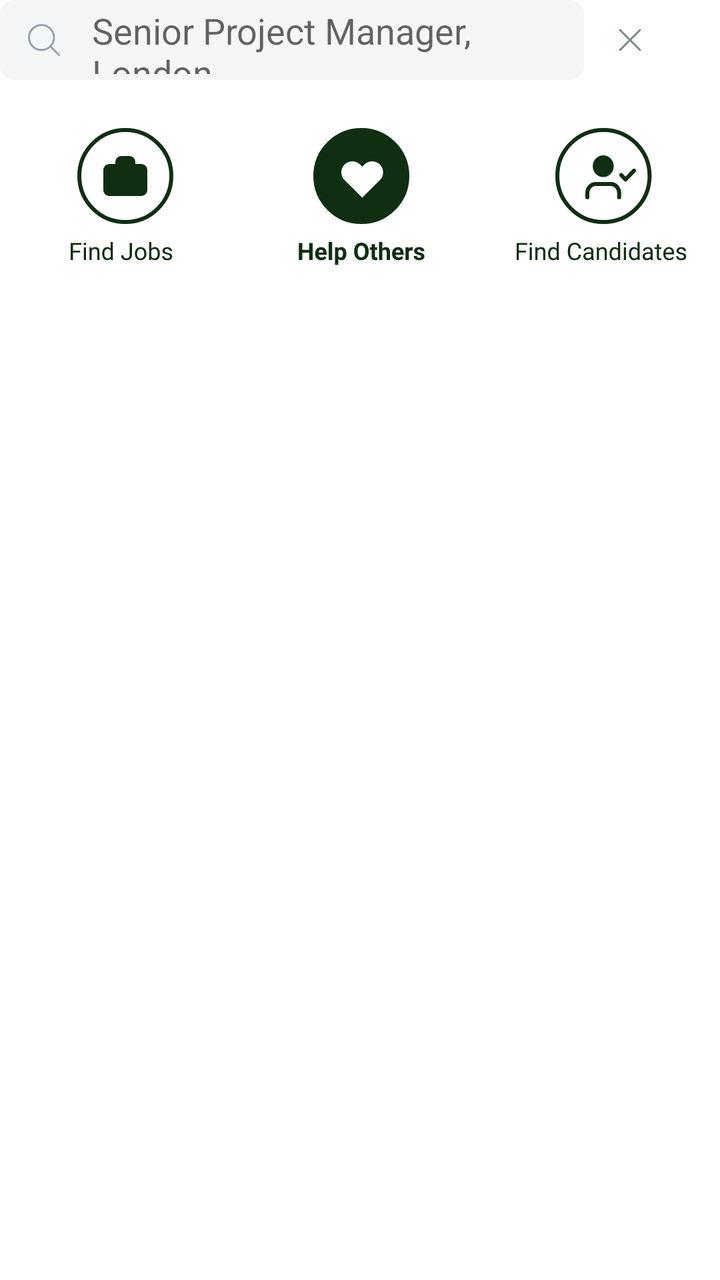
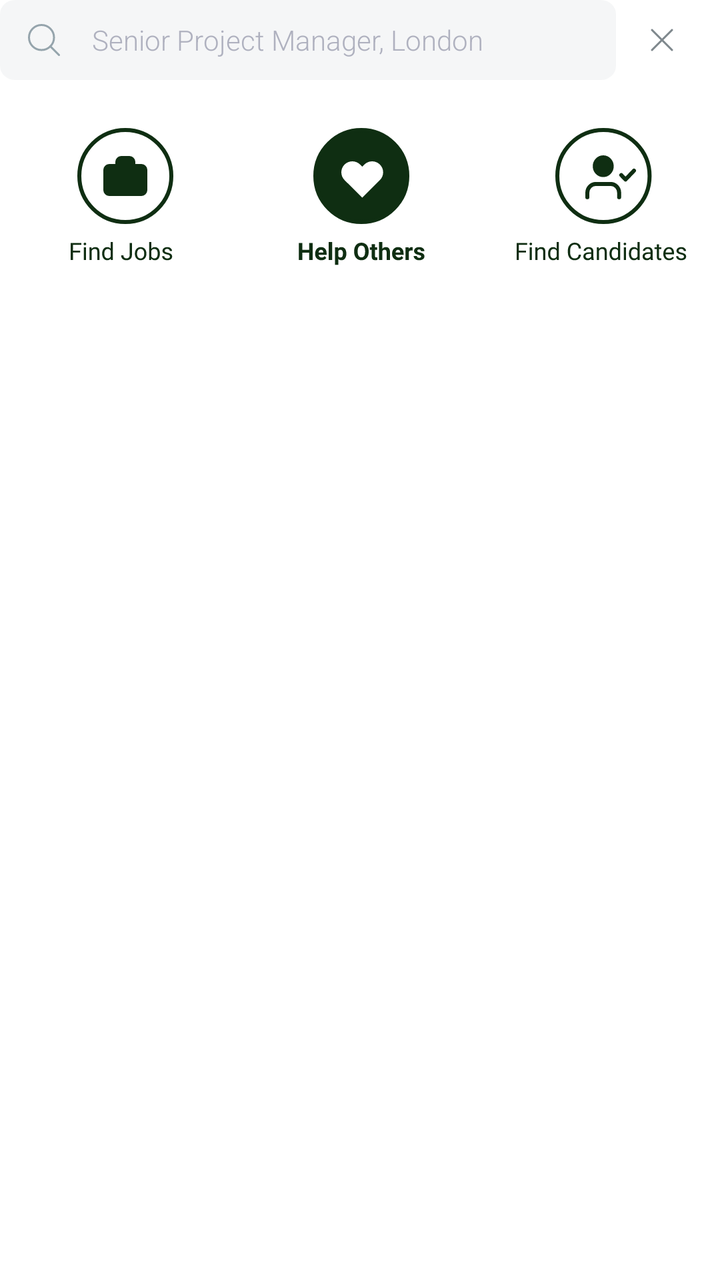

Two renders of the same Android screen: before a commit and after it. Below are the layout's source before the change and the commit's diff.
<!-- AndroidManifest.xml: application theme Theme.CrowthCodeTest -->
<!-- res/layout/search_and_options.xml -->
<?xml version="1.0" encoding="utf-8"?>
<LinearLayout xmlns:android="http://schemas.android.com/apk/res/android"
    android:layout_width="match_parent"
    android:layout_height="wrap_content"
    android:layout_marginTop="12dp"
    android:orientation="vertical">

    <RelativeLayout
        android:layout_width="match_parent"
        android:layout_height="wrap_content"
        android:orientation="horizontal">

        <LinearLayout
            android:layout_width="match_parent"
            android:layout_height="wrap_content"
            android:layout_toStartOf="@id/imgclose"
            android:background="@drawable/ic_rectangle"
            android:orientation="horizontal">

            <ImageView
                android:layout_width="wrap_content"
                android:layout_height="wrap_content"
                android:layout_gravity="center_vertical"
                android:layout_marginStart="12dp"
                android:src="@drawable/ic_search" />

            <androidx.appcompat.widget.AppCompatEditText
                android:layout_width="match_parent"
                android:layout_height="match_parent"
                android:layout_marginStart="12dp"
                android:layout_marginTop="1dp"
                android:layout_marginBottom="1dp"
                android:background="@null"
                android:hint="@string/senior_project_manager_london"
                android:padding="2dp" />
        </LinearLayout>

        <ImageView
            android:id="@+id/imgclose"
            android:layout_width="wrap_content"
            android:layout_height="wrap_content"
            android:layout_alignParentEnd="true"
            android:layout_centerVertical="true"
            android:layout_marginStart="13dp"
            android:layout_marginEnd="35dp"
            android:src="@drawable/ic_close" />

    </RelativeLayout>

    <LinearLayout
        android:layout_width="match_parent"
        android:layout_height="wrap_content"
        android:orientation="horizontal"
        android:layout_marginTop="24dp"
        android:weightSum="3">

        <ImageView
            android:layout_width="0dp"
            android:layout_height="wrap_content"
            android:layout_weight="1"
            android:src="@drawable/ic_find_jobs" />

        <ImageView
            android:layout_width="0dp"
            android:layout_height="wrap_content"
            android:layout_weight="1"
            android:src="@drawable/ic_help_others" />

        <ImageView
            android:layout_width="0dp"
            android:layout_height="wrap_content"
            android:layout_weight="1"
            android:src="@drawable/ic_find_candidates" />
    </LinearLayout>

</LinearLayout>
<!-- resources referenced by this layout -->
<resources>
  <!-- drawable ic_close (drawable) -->
  <vector xmlns:android="http://schemas.android.com/apk/res/android"
      android:width="20dp"
      android:height="20dp"
      android:viewportWidth="20"
      android:viewportHeight="20">
    <path
        android:strokeWidth="1"
        android:pathData="M15,5L5,15"
        android:strokeLineJoin="round"
        android:fillColor="#00000000"
        android:strokeColor="#7F888D"
        android:strokeLineCap="round"/>
    <path
        android:strokeWidth="1"
        android:pathData="M5,5L15,15"
        android:strokeLineJoin="round"
        android:fillColor="#00000000"
        android:strokeColor="#7F888D"
        android:strokeLineCap="round"/>
  </vector>
  <!-- drawable ic_find_candidates: vector/xml drawable (drawable, 10711 chars, omitted) -->
  <!-- drawable ic_find_jobs: vector/xml drawable (drawable, 6100 chars, omitted) -->
  <!-- drawable ic_help_others: vector/xml drawable (drawable, 6481 chars, omitted) -->
  <!-- drawable ic_rectangle (drawable) -->
  <vector xmlns:android="http://schemas.android.com/apk/res/android"
      android:width="285dp"
      android:height="40dp"
      android:viewportWidth="285"
      android:viewportHeight="40">
    <path
        android:pathData="M7,0L278,0A7,7 0,0 1,285 7L285,33A7,7 0,0 1,278 40L7,40A7,7 0,0 1,0 33L0,7A7,7 0,0 1,7 0z"
        android:fillColor="#95A4AC"
        android:fillAlpha="0.1"/>
  </vector>
  <!-- drawable ic_search (drawable) -->
  <vector xmlns:android="http://schemas.android.com/apk/res/android"
      android:width="20dp"
      android:height="20dp"
      android:viewportWidth="20"
      android:viewportHeight="20">
    <path
        android:strokeWidth="1"
        android:pathData="M8.75,15C12.2018,15 15,12.2018 15,8.75C15,5.2982 12.2018,2.5 8.75,2.5C5.2982,2.5 2.5,5.2982 2.5,8.75C2.5,12.2018 5.2982,15 8.75,15Z"
        android:strokeLineJoin="round"
        android:fillColor="#00000000"
        android:fillType="evenOdd"
        android:strokeColor="#95A4AC"
        android:strokeLineCap="round"/>
    <path
        android:strokeWidth="1"
        android:pathData="M17.5,17.5L13.1667,13.1667"
        android:strokeLineJoin="round"
        android:fillColor="#00000000"
        android:strokeColor="#95A4AC"
        android:strokeLineCap="round"/>
  </vector>
  <string name="senior_project_manager_london">Senior Project Manager, London</string>
  <style name="Theme.CrowthCodeTest" parent="Theme.MaterialComponents.DayNight.DarkActionBar">
          
          <item name="colorPrimary">@color/white</item>
          <item name="colorPrimaryVariant">@color/purple_700</item>
          <item name="colorOnPrimary">@color/white</item>
          
          <item name="colorSecondary">@color/teal_200</item>
          <item name="colorSecondaryVariant">@color/teal_700</item>
          <item name="colorOnSecondary">@color/black</item>
          
          <item name="android:statusBarColor" tools:targetApi="l">?attr/colorPrimaryVariant</item>
          
      </style>
  <color name="white">#FFFFFFFF</color>
  <color name="purple_700">#FF3700B3</color>
  <color name="teal_200">#FF03DAC5</color>
  <color name="teal_700">#FF018786</color>
  <color name="black">#FF000000</color>
</resources>

<!-- the commit's change to res/layout/search_and_options.xml (unified diff, before → after) -->
@@ -31,8 +31,15 @@
                 android:layout_marginTop="1dp"
                 android:layout_marginBottom="1dp"
                 android:background="@null"
+                android:ellipsize="end"
+                android:fontFamily="sans-serif-light"
                 android:hint="@string/senior_project_manager_london"
-                android:padding="2dp" />
+                android:maxLines="1"
+                android:padding="2dp"
+                android:textColor="@color/color_darkgreen"
+                android:textColorHint="@color/color_input_hint"
+                android:textSize="14sp"
+                android:textStyle="normal" />
         </LinearLayout>
 
         <ImageView
@@ -42,7 +49,7 @@
             android:layout_alignParentEnd="true"
             android:layout_centerVertical="true"
             android:layout_marginStart="13dp"
-            android:layout_marginEnd="35dp"
+            android:layout_marginEnd="19dp"
             android:src="@drawable/ic_close" />
 
     </RelativeLayout>
@@ -50,8 +57,8 @@
     <LinearLayout
         android:layout_width="match_parent"
         android:layout_height="wrap_content"
+        android:layout_marginTop="24dp"
         android:orientation="horizontal"
-        android:layout_marginTop="24dp"
         android:weightSum="3">
 
         <ImageView
<!-- resource entries referenced after the edit -->
@@ -1,5 +1,7 @@
 <!-- resources referenced by this layout -->
 <resources>
+  <color name="color_darkgreen">#0F2E12</color>
+  <color name="color_input_hint">#AFB1BF</color>
   <!-- drawable ic_close (drawable) -->
   <vector xmlns:android="http://schemas.android.com/apk/res/android"
       android:width="20dp"
